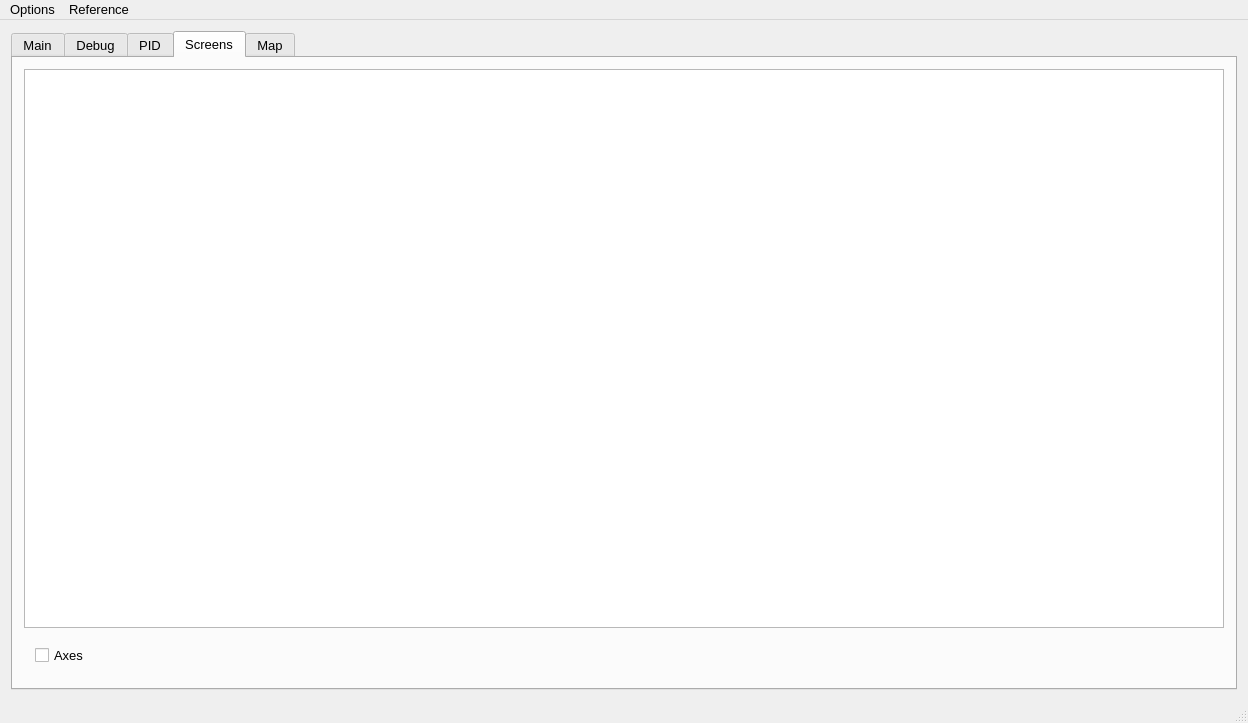
First picture: the form in mainwindow.ui, repository robocenter-rov/remote-control, before the edit.
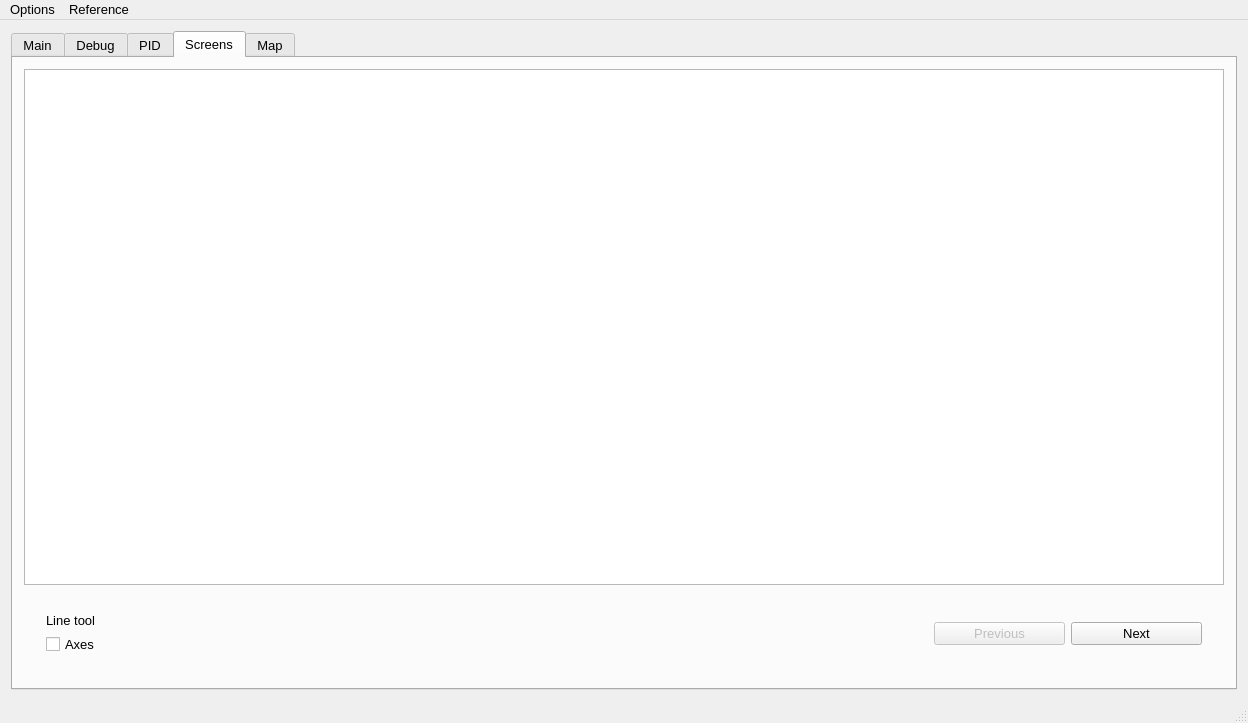
Second picture: the form after the edit. The open tabs and pages were chosen to show the change. Custom widgets are drawn as their Qt base class.

Commit message: Update interface for calculator

```diff
--- a/mainwindow.ui
+++ b/mainwindow.ui
@@ -2936,12 +2936,69 @@
             <height>16777215</height>
            </size>
           </property>
-          <layout class="QVBoxLayout" name="verticalLayout_3">
+          <layout class="QHBoxLayout" name="horizontalLayout_4">
            <item>
-            <widget class="QCheckBox" name="axesCheckBox">
-             <property name="text">
-              <string>Axes</string>
-             </property>
+            <widget class="QWidget" name="curToolWidget" native="true">
+             <layout class="QVBoxLayout" name="verticalLayout_3">
+              <item>
+               <widget class="QLabel" name="currentToolLabel">
+                <property name="maximumSize">
+                 <size>
+                  <width>1677215</width>
+                  <height>16777215</height>
+                 </size>
+                </property>
+                <property name="text">
+                 <string>Line tool</string>
+                </property>
+               </widget>
+              </item>
+              <item>
+               <widget class="QCheckBox" name="axesCheckBox">
+                <property name="maximumSize">
+                 <size>
+                  <width>100</width>
+                  <height>16777215</height>
+                 </size>
+                </property>
+                <property name="text">
+                 <string>Axes</string>
+                </property>
+               </widget>
+              </item>
+             </layout>
+            </widget>
+           </item>
+           <item>
+            <widget class="QWidget" name="currentToolWidget" native="true">
+             <zorder>axesCheckBox</zorder>
+             <zorder>currentToolLabel</zorder>
+            </widget>
+           </item>
+           <item>
+            <widget class="QWidget" name="propWidget" native="true"/>
+           </item>
+           <item>
+            <widget class="QWidget" name="stepsWidget" native="true">
+             <layout class="QHBoxLayout" name="stepsLayout">
+              <item>
+               <widget class="QPushButton" name="previousStepButton">
+                <property name="enabled">
+                 <bool>false</bool>
+                </property>
+                <property name="text">
+                 <string>Previous</string>
+                </property>
+               </widget>
+              </item>
+              <item>
+               <widget class="QPushButton" name="nextStepButton">
+                <property name="text">
+                 <string>Next</string>
+                </property>
+               </widget>
+              </item>
+             </layout>
             </widget>
            </item>
           </layout>
```
The commit also changes 7 other files.
